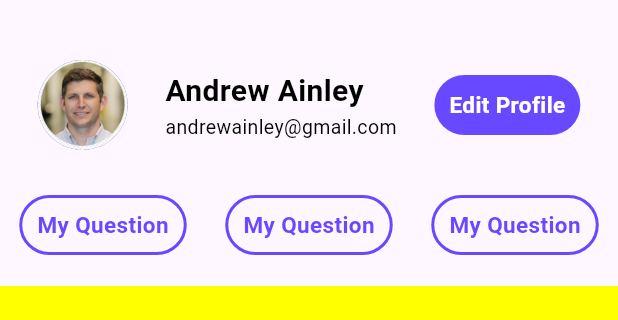
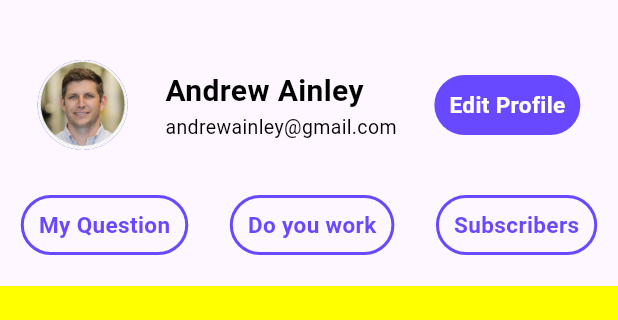
Before and after one commit to Devaxiis/quality_quest, a Flutter app: the ProfileScreen screen opened directly, on a phone screen of 412 x 824 dp, the part 69-389 px from its top. Run offline on Flutter 3.47's test engine with Material 2 defaults, Android fonts, the phone set to English and light mode, and no system bars; our stand-ins replace bloc, device_info_plus, equatable, flutter_bloc, freezed_annotation, lottie; project files that could hold a hidden picture were left out.

Commit message:
yangi malumot

```diff
--- a/lib/app.dart
+++ b/lib/app.dart
@@ -17,7 +17,7 @@ class MyApp extends StatelessWidget {
         theme: ThemeData(useMaterial3: true),
         themeMode: ThemeMode.light,
         debugShowCheckedModeBanner: false,
-        home: const ProfileScreen(),
+        home: const MainHomeScreen(),
       ),
     );
   }
--- a/lib/presentation/screens/profile_screen/profile_screen.dart
+++ b/lib/presentation/screens/profile_screen/profile_screen.dart
@@ -1,5 +1,5 @@
 import 'package:flutter/material.dart';
-import 'package:quality_quest/presentation/screens/profile_screen/settings_screen/setting_screen_views/custom_button_views.dart';
+import 'package:quality_quest/presentation/screens/profile_screen/profile_views/custom_button_views.dart';
 import 'package:quality_quest/presentation/screens/profile_screen/settings_screen/settings_screen.dart';
 
 class ProfileScreen extends StatefulWidget {
@@ -106,9 +106,9 @@ class _ProfileScreenState extends State<ProfileScreen> {
                 const Row(
                   mainAxisAlignment: MainAxisAlignment.spaceAround,
                   children: [
-                    CustomButtonViews(),
-                    CustomButtonViews(),
-                    CustomButtonViews(),
+                    CustomButtonViews(title: "My Question",),
+                    CustomButtonViews(title: "Do you work",),
+                    CustomButtonViews(title: "Subscribers",),
                   ],
                 ),
                 const SizedBox(height: 5),
--- a/lib/presentation/screens/profile_screen/settings_screen/setting_screen_views/custom_button_views.dart
+++ b/lib/presentation/screens/profile_screen/profile_views/custom_button_views.dart
@@ -1,7 +1,8 @@
 import 'package:quality_quest/library.dart';
 
 class CustomButtonViews extends StatelessWidget {
-  const CustomButtonViews({super.key});
+  final String title;
+  const CustomButtonViews({super.key, required this.title});
 
   @override
   Widget build(BuildContext context) {
@@ -16,9 +17,9 @@ class CustomButtonViews extends StatelessWidget {
             width: 2,
             color: const Color(0xff6949ff),
           )),
-      child: const Text(
-        "My Question",
-        style: TextStyle(
+      child: Text(
+        title,
+        style: const TextStyle(
             color: Color(0xff6949ff),
             fontWeight: FontWeight.bold,
             fontSize: 15),
```
